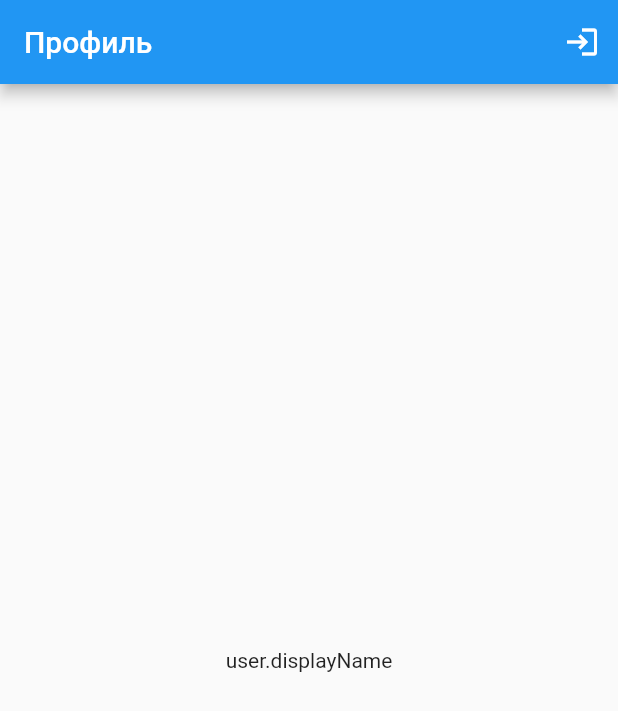
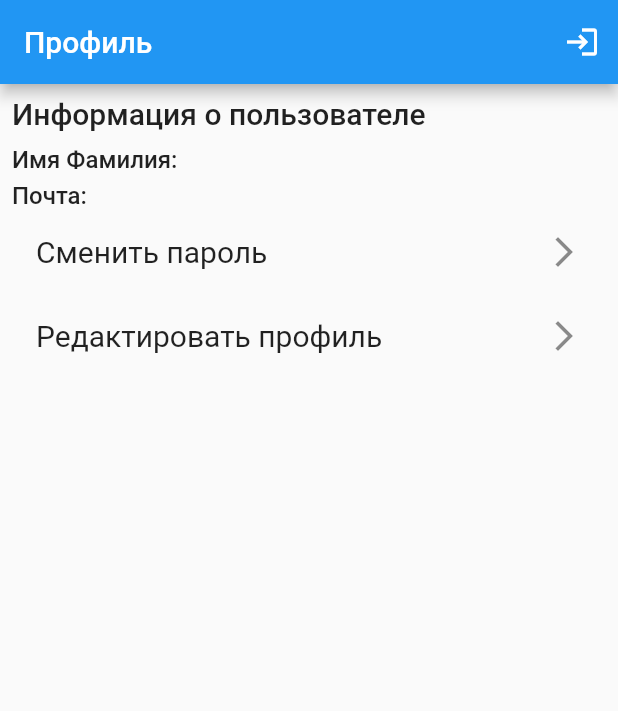
Before and after one commit to ilyos-developer/todoapp, a Flutter app: the ProfileScreen screen opened directly, on a phone screen of 412 x 824 dp. Shown: the top 711 px of the screen. Run offline on Flutter 3.47's test engine with Material 2 defaults, Android fonts, the phone set to English and light mode, and no system bars; our stand-ins replace cloud_firestore, firebase_auth, firebase_core; accounts and stored records are empty.

Commit message:
add edit profile info

```diff
--- a/lib/service/auth.dart
+++ b/lib/service/auth.dart
@@ -3,12 +3,14 @@ import 'package:todo_app/models/user.dart';
 
 class AuthService {
   final FirebaseAuth _fAuth = FirebaseAuth.instance;
+  User user;
 
-  Future<MyUser> signInWithEmailAndPassword(String email, String password) async {
+  Future<MyUser> signInWithEmailAndPassword(
+      String email, String password) async {
     try {
       UserCredential result = await _fAuth.signInWithEmailAndPassword(
           email: email, password: password);
-      User user = result.user;
+      user = result.user;
       return MyUser.fromFireBase(user);
     } catch (e) {
       print(e);
@@ -17,14 +19,12 @@ class AuthService {
   }
 
   Future<MyUser> registerWithEmailAndPassword(
-      String email, String password) async {
+      String email, String password, String name, String familiya) async {
     try {
       UserCredential result = await _fAuth.createUserWithEmailAndPassword(
           email: email, password: password);
-      User user = result.user;
-      print(user.email);
-      print(user.displayName);
-      print(user.uid);
+      result.user.updateProfile(displayName: "$name $familiya");
+      user = result.user;
       return MyUser.fromFireBase(user);
     } catch (e) {
       print(e);
@@ -37,13 +37,26 @@ class AuthService {
   }
 
   Stream<MyUser> get currentUser {
-   return _fAuth.authStateChanges().map((User user) => user != null ? MyUser.fromFireBase(user) : null);
+    return _fAuth
+        .authStateChanges()
+        .map((User user) => user != null ? MyUser.fromFireBase(user) : null);
   }
 
-  Future<void> updateProfile(String userName) async {
-    User user;
+  Future<void> updateProfile({String newName, String newFamiliya}) async {
+    user = _fAuth.currentUser;
+    print("new profile name: $newName");
     await user.updateProfile(
-      displayName: userName,
+      displayName: "$newName $newFamiliya",
     );
   }
+
+  Future<void> updatePassword(String newPassword) async {
+    user = _fAuth.currentUser;
+    print("new password: $newPassword");
+    await user.updatePassword(newPassword).then((_) {
+      print("Successfully changed password");
+    }).catchError((error) {
+      print("Password can't be changed" + error.toString());
+    });
+  }
 }
--- a/lib/ui/auth/register_page.dart
+++ b/lib/ui/auth/register_page.dart
@@ -21,7 +21,7 @@ class _RegisterPageState extends State<RegisterPage> {
   AuthService _authService = AuthService();
   bool isHidePassword, isHideConfirmationPassword;
   bool _isValidate = false;
-  String _name, _email, _password;
+  String _name, _familiya, _email, _password;
 
   @override
   void initState() {
@@ -65,9 +65,10 @@ class _RegisterPageState extends State<RegisterPage> {
     _email = _emailController.text;
     _password = _passwordConfirmationController.text;
     _name = _nameController.text;
+    _familiya = _secondNameController.text;
 
     MyUser myUser = await _authService.registerWithEmailAndPassword(
-        _email.trim(), _password.trim());
+        _email.trim(), _password.trim(), _name.trim(), _familiya.trim());
 
     if (myUser == null) {
       final messenger = ScaffoldMessenger.of(context);
--- a/lib/ui/profile/profile.dart
+++ b/lib/ui/profile/profile.dart
@@ -1,9 +1,23 @@
 import 'package:firebase_auth/firebase_auth.dart';
 import 'package:flutter/material.dart';
 import 'package:todo_app/service/auth.dart';
+import 'package:todo_app/ui/profile/change_profile_screen.dart';
 
-class ProfileScreen extends StatelessWidget {
+class ProfileScreen extends StatefulWidget {
+  @override
+  _ProfileScreenState createState() => _ProfileScreenState();
+}
+
+class _ProfileScreenState extends State<ProfileScreen> {
+  final FirebaseAuth _fAuth = FirebaseAuth.instance;
   User user;
+
+  @override
+  void initState() {
+    super.initState();
+    user = _fAuth.currentUser;
+  }
+
   @override
   Widget build(BuildContext context) {
     return Scaffold(
@@ -18,8 +32,69 @@ class ProfileScreen extends StatelessWidget {
           ),
         ],
       ),
-      body: Container(
-        child: Center(child: Text("user.displayName")),
+      body: Padding(
+        padding: const EdgeInsets.all(8.0),
+        child: Column(
+          crossAxisAlignment: CrossAxisAlignment.start,
+          children: [
+            Text(
+              "Информация о пользователе",
+              style: TextStyle(
+                fontSize: 20,
+                fontWeight: FontWeight.w500,
+              ),
+            ),
+            SizedBox(height: 10),
+            Text(
+              "Имя Фамилия: ${user.displayName}",
+              style: TextStyle(
+                fontSize: 16,
+                fontWeight: FontWeight.w500,
+              ),
+            ),
+            SizedBox(height: 5),
+            Text(
+              "Почта: ${user.email}",
+              style: TextStyle(
+                fontSize: 16,
+                fontWeight: FontWeight.w500,
+              ),
+            ),
+            ListTile(
+              onTap: () {
+                Navigator.push(
+                  context,
+                  MaterialPageRoute(
+                    builder: (context) => ChangeProfile(title: "Смена пароля"),
+                  ),
+                );
+              },
+              title: Text(
+                "Сменить пароль",
+                style: TextStyle(fontSize: 20),
+              ),
+              trailing: Icon(Icons.arrow_forward_ios),
+            ),
+            ListTile(
+              onTap: () {
+                Navigator.push(
+                  context,
+                  MaterialPageRoute(
+                    builder: (context) => ChangeProfile(
+                      title: "Смена пароля",
+                      isChangeProfile: true,
+                    ),
+                  ),
+                );
+              },
+              title: Text(
+                "Редактировать профиль",
+                style: TextStyle(fontSize: 20),
+              ),
+              trailing: Icon(Icons.arrow_forward_ios),
+            )
+          ],
+        ),
       ),
     );
   }
--- a/lib/ui/tasks/components/task_card.dart
+++ b/lib/ui/tasks/components/task_card.dart
@@ -14,7 +14,7 @@ class TaskCard extends StatefulWidget {
 class _TaskCardState extends State<TaskCard> {
   final String status;
   CollectionReference toDoStore =
-      FirebaseFirestore.instance.collection('to_do');
+      FirebaseFirestore.instance.collection('tasks');
 
   _TaskCardState(this.status);
 
```
Also changed, not shown: lib/service/fire_store.dart (+6 -2 lines), lib/ui/profile/change_profile_screen.dart (added, +142 -0 lines).
